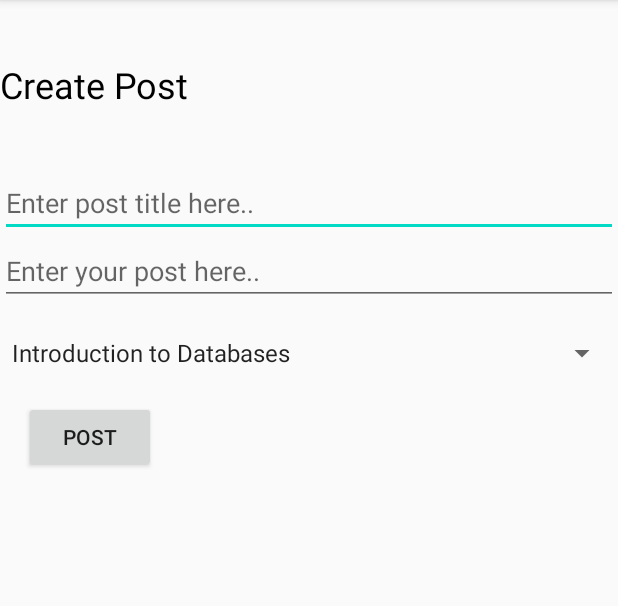
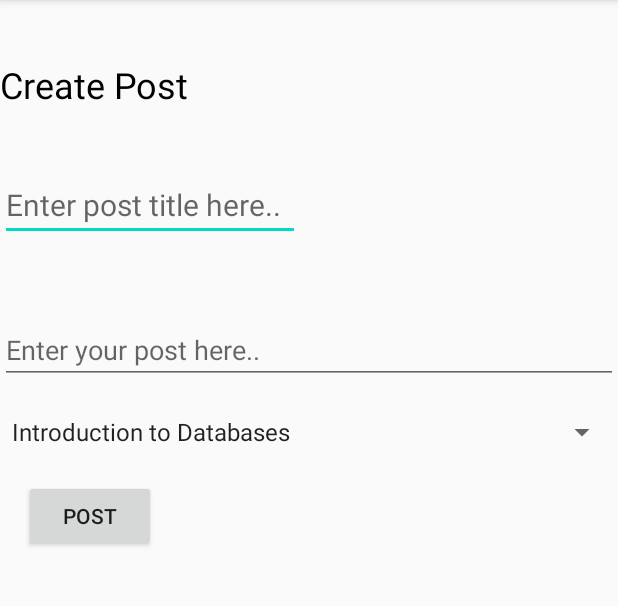
Before and after one commit to kxtan1997/StudyBuddies, an Android app: the screen it shows after launch (createPostUI), after a tap on "CREATE POST", on a phone screen of 412 x 824 dp, the part 84-690 px from its top. Run offline under Robolectric (Android 15) with nearby library versions, the phone set to English and light mode, and no system bars; our stand-ins replace Firebase (no records; nobody signed in at launch, a user with empty details on screens opened directly).

Commit message:
Did up the main menu with recycler view to see what has been posted. After posted it is updated on the recycler view. The code is spagetti

```diff
--- a/app/build.gradle
+++ b/app/build.gradle
@@ -6,7 +6,7 @@ android {
 
     defaultConfig {
         applicationId "com.example.studybuddies"
-        minSdkVersion 15
+        minSdkVersion 16
         targetSdkVersion 29
         versionCode 1
         versionName "1.0"
@@ -27,6 +27,7 @@ dependencies {
     implementation 'androidx.appcompat:appcompat:1.1.0'
     implementation 'androidx.constraintlayout:constraintlayout:1.1.3'
     implementation 'com.google.firebase:firebase-database:16.0.4'
+    implementation 'com.firebaseui:firebase-ui-database:6.2.0'
     implementation 'androidx.recyclerview:recyclerview:1.1.0'
     testImplementation 'junit:junit:4.12'
     androidTestImplementation 'androidx.test.ext:junit:1.1.1'
--- a/app/src/main/java/com/example/studybuddies/MainMenuUI.java
+++ b/app/src/main/java/com/example/studybuddies/MainMenuUI.java
@@ -1,22 +1,42 @@
 package com.example.studybuddies;
 
+import androidx.annotation.NonNull;
 import androidx.appcompat.app.AppCompatActivity;
+import androidx.recyclerview.widget.LinearLayoutManager;
+import androidx.recyclerview.widget.RecyclerView;
 
 import android.content.Intent;
 import android.os.Bundle;
+import android.view.LayoutInflater;
 import android.view.View;
+import android.view.ViewGroup;
 import android.widget.Button;
+
+import com.firebase.ui.database.FirebaseRecyclerAdapter;
+import com.firebase.ui.database.FirebaseRecyclerOptions;
+import com.google.firebase.database.DatabaseReference;
+import com.google.firebase.database.FirebaseDatabase;
+import com.google.firebase.internal.api.FirebaseNoSignedInUserException;
 
 public class MainMenuUI extends AppCompatActivity {
 
     Button createPostButton;
+
+    private FirebaseRecyclerOptions<Post> options;
+    private FirebaseRecyclerAdapter<Post, MainMenuViewHolder> adapter;
+    private RecyclerView mainMenuRecyclerView;
 
     @Override
     protected void onCreate(Bundle savedInstanceState) {
         super.onCreate(savedInstanceState);
         setContentView(R.layout.main_menu_ui);
 
+        DatabaseReference reference = FirebaseDatabase.getInstance().getReference().child("posts");
+
         createPostButton = findViewById(R.id.createPostButton);
+        mainMenuRecyclerView = findViewById(R.id.mainMenuRecyclerView);
+        mainMenuRecyclerView.setHasFixedSize(true);
+        mainMenuRecyclerView.setLayoutManager(new LinearLayoutManager(this));
 
         createPostButton.setOnClickListener(new View.OnClickListener() {
             @Override
@@ -24,10 +44,34 @@ public class MainMenuUI extends AppCompatActivity {
                 openCreatePostUI();
             }
         });
+
+        options = new FirebaseRecyclerOptions.Builder<Post>().setQuery(reference,Post.class).build();
+        adapter = new FirebaseRecyclerAdapter<Post, MainMenuViewHolder>(options) {
+            @Override
+            protected void onBindViewHolder(@NonNull MainMenuViewHolder mainMenuViewHolder, int i, @NonNull Post post) {
+                mainMenuViewHolder.postTitle.setText(""+post.getPostTitle());
+                mainMenuViewHolder.postSubject.setText(""+post.getSubject());
+                mainMenuViewHolder.postRating.setText(""+post.getRatings());
+            }
+
+            @NonNull
+            @Override
+            public MainMenuViewHolder onCreateViewHolder(@NonNull ViewGroup parent, int viewType) {
+
+                View v = LayoutInflater.from(parent.getContext()).inflate(R.layout.single_view_mainmenu_layout,parent,false);
+
+                return new MainMenuViewHolder(v);
+            }
+        };
+
+        adapter.startListening();
+        mainMenuRecyclerView.setAdapter(adapter);
     }
 
     public void openCreatePostUI(){
         Intent intent = new Intent(this, createPostUI.class);
         startActivity(intent);
     }
+
+
 }
--- a/app/src/main/java/com/example/studybuddies/createPostUI.java
+++ b/app/src/main/java/com/example/studybuddies/createPostUI.java
@@ -47,11 +47,12 @@ public class createPostUI extends AppCompatActivity {
         String postDes = postDescription.getText().toString().trim();
         String title = postTitle.getText().toString().trim();
         String sub = subjects.getSelectedItem().toString();
+        double ratings = 0.0;
 
         if (!TextUtils.isEmpty(postDes) && !TextUtils.isEmpty(title)){
             String id = databasePost.push().getKey();
 
-            Post post = new Post(id, title, postDes, sub);
+            Post post = new Post(id, title, postDes, sub, ratings);
             databasePost.child(id).setValue(post);
 
             Toast.makeText(this,"Post created", Toast.LENGTH_LONG).show();
--- a/app/src/main/res/layout/create_post.xml
+++ b/app/src/main/res/layout/create_post.xml
@@ -19,12 +19,15 @@
 
     <EditText
         android:id="@+id/postTitle"
-        android:layout_width="match_parent"
+        android:layout_width="200dp"
         android:layout_height="wrap_content"
         android:layout_marginTop="40dp"
         android:ems="10"
         android:hint="Enter post title here.."
-        android:inputType="textPersonName"
+        android:inputType="textCapSentences|textMultiLine"
+        android:maxLength="1000"
+        android:maxLines="4"
+        android:textSize="20sp"
         app:layout_constraintTop_toBottomOf="@+id/createPostTitle"
         tools:layout_editor_absoluteX="0dp" />
 
@@ -32,6 +35,7 @@
         android:id="@+id/postDescription"
         android:layout_width="match_parent"
         android:layout_height="wrap_content"
+        android:layout_marginTop="50dp"
         android:ems="10"
         android:hint="Enter your post here.."
         android:inputType="textCapSentences|textMultiLine"
--- a/app/src/main/res/layout/main_menu_ui.xml
+++ b/app/src/main/res/layout/main_menu_ui.xml
@@ -31,7 +31,7 @@
         app:layout_constraintStart_toStartOf="parent" />
 
     <androidx.recyclerview.widget.RecyclerView
-        android:id="@+id/postRecyclerView"
+        android:id="@+id/mainMenuRecyclerView"
         android:layout_width="match_parent"
         android:layout_height="0dp"
         android:layout_marginTop="40dp"
```
Also changed, not shown: app/src/main/java/com/example/studybuddies/MainMenuViewHolder.java (added, +20 -0 lines), app/src/main/java/com/example/studybuddies/Post.java (+11 -3 lines), app/src/main/res/layout/single_view_mainmenu_layout.xml (added, +41 -0 lines).
